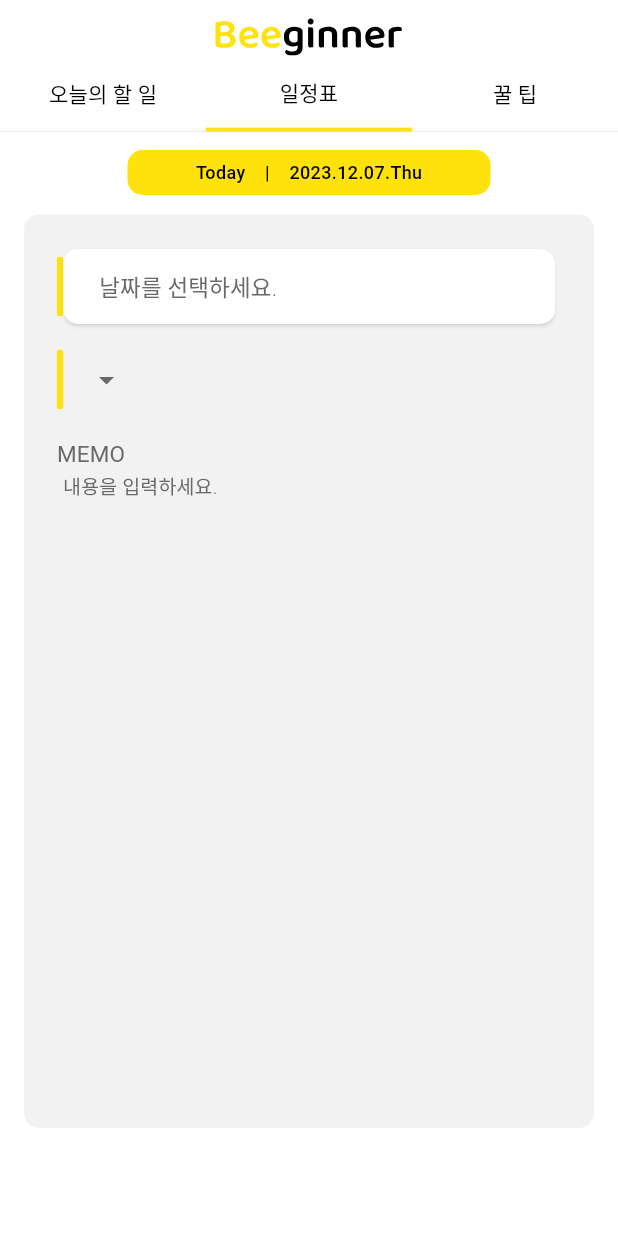
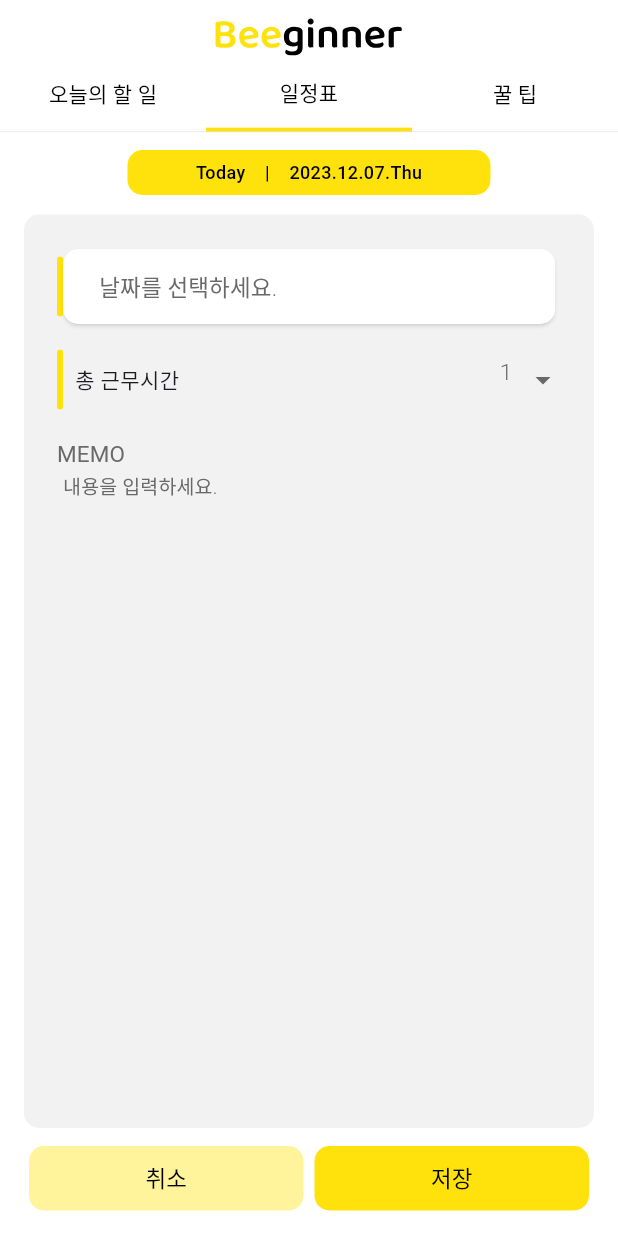
Before and after one commit to minzziPark/Flutter_project_Beeginner, a Flutter app: the AddSchedulePage screen opened by its route, on a phone screen of 412 x 824 dp. Run offline on Flutter 3.47's test engine with Material 3 defaults, Android fonts, the phone set to English and light mode, and no system bars; our stand-ins replace cloud_firestore, firebase_auth, firebase_core, flutter_svg, table_calendar, timer_builder; accounts and stored records are empty; Roboto replaces fonts that are missing (Inter).

Commit message:
스케줄 추가 페이지 수정

```diff
--- a/beeginner/lib/addschedule.dart
+++ b/beeginner/lib/addschedule.dart
@@ -40,7 +40,7 @@
     '23',
     '24'
   ];
-  var selectedTime = "총 근무시간을 선택하세요.";
+  var selectedTime = '1';
 
   @override
   Widget build(BuildContext context) {
@@ -264,7 +264,7 @@
                     ),
                     const SizedBox(height: 13),
                     Padding(
-                      padding: const EdgeInsets.fromLTRB(22.0, 0.0, 22.0, 0.0),
+                      padding: const EdgeInsets.fromLTRB(22.0, 0, 22.0, 0.0),
                       child: Row(
                         children: [
                           Container(
@@ -274,7 +274,14 @@
                               height: 40,
                             ),
                           ),
-                          DropdownButton<String>(
+                          Padding(
+                            padding: const EdgeInsets.all(8.0),
+                            child: Text('총 근무시간'),
+                          ),
+                          Spacer(),
+                          Container(
+                            // width: 330,
+                            child: DropdownButton<String>(
                               value: selectedTime, // 선택된 값
                               onChanged: (String? newValue) {
                                 // 드롭다운 값이 변경되었을 때의 동작
@@ -296,13 +303,14 @@
                                 color: Color(0xFF696969),
                               ),
                               underline: Container(), // 드롭다운 버튼의 밑줄 제거
-                            items: dropdownList
-                                .map<DropdownMenuItem<String>>((String value) {
+                              items: dropdownList.map<DropdownMenuItem<String>>(
+                                  (String value) {
                                 return DropdownMenuItem<String>(
                                   value: value,
                                   child: Text(value),
                                 );
                               }).toList(),
+                            ),
                           )
                         ],
                       ),
@@ -347,6 +355,106 @@
                   ],
                 ),
               ),
+              Padding(
+                padding: const EdgeInsets.all(12.0),
+                child: Row(
+                  // mainAxisSize: MainAxisSize.min,
+                  mainAxisAlignment: MainAxisAlignment.spaceEvenly,
+                  crossAxisAlignment: CrossAxisAlignment.center,
+                  children: [
+                    GestureDetector(
+                      onTap: () {
+                        // Container를 눌렀을 때 이전 페이지로 이동하는 코드를 추가
+                        Navigator.pop(
+                            context); // 예시로 현재 페이지를 닫는 코드 (pop을 사용하여 이전 페이지로 이동)
+                      },
+                      child: Container(
+                        width: 183,
+                        height: 43,
+                        decoration: ShapeDecoration(
+                          color: Color.fromRGBO(255, 243, 156, 1),
+                          shape: RoundedRectangleBorder(
+                            borderRadius: BorderRadius.circular(10),
+                          ),
+                        ),
+                        child: const Center(
+                          child: Text(
+                            '취소',
+                            style: TextStyle(
+                              color: Colors.black,
+                              fontSize: 15,
+                              fontFamily: 'Inter',
+                              fontWeight: FontWeight.w300,
+                              height: 0.11,
+                              letterSpacing: 0.10,
+                            ),
+                          ),
+                        ),
+                      ),
+                    ),
+                    GestureDetector(
+                      onTap: () async {
+                        // DateTime now = DateTime.now();
+                        // Timestamp createTime = Timestamp.fromDate(now);
+                        // DateTime createTimeDateTime = createTime.toDate();
+                        // if (createTime != null) {
+                        //   try {
+                        //     tipRef = await FirebaseFirestore.instance
+                        //         .collection('tip')
+                        //         .add({
+                        //       'tipTitle': _titleController.text,
+                        //       'description': _descriptionController.text,
+                        //       'star': false,
+                        //       // 'createTime':
+                        //       //     Timestamp.fromDate(createTimeDateTime),
+                        //     });
+                        //     documentId = tipRef.id;
+                        //     FirebaseController.collection
+                        //         .doc(documentId)
+                        //         .update(Tip(
+                        //           id: documentId,
+                        //           tipTitle: _titleController.text,
+                        //           description: _descriptionController.text,
+                        //           star: false,
+                        //         ).toJson(Tip(
+                        //           id: documentId,
+                        //           tipTitle: _titleController.text,
+                        //           description: _descriptionController.text,
+                        //           star: false,
+                        //         )));
+                        // } catch (e) {
+                        //   print("Error updating document: $e");
+                        // }
+                        // }
+                        Navigator.pushNamed(context, '/schedule');
+                      },
+                      child: Container(
+                        width: 183,
+                        height: 43,
+                        decoration: ShapeDecoration(
+                          color: Color(0xFFFFE20C),
+                          shape: RoundedRectangleBorder(
+                            borderRadius: BorderRadius.circular(10),
+                          ),
+                        ),
+                        child: const Center(
+                          child: Text(
+                            '저장',
+                            style: TextStyle(
+                              color: Colors.black,
+                              fontSize: 15,
+                              fontFamily: 'Inter',
+                              fontWeight: FontWeight.w300,
+                              height: 0.11,
+                              letterSpacing: 0.10,
+                            ),
+                          ),
+                        ),
+                      ),
+                    )
+                  ],
+                ),
+              )
             ],
           ),
         ));
```
Lines whose indentation alone changed are shown as unchanged.
